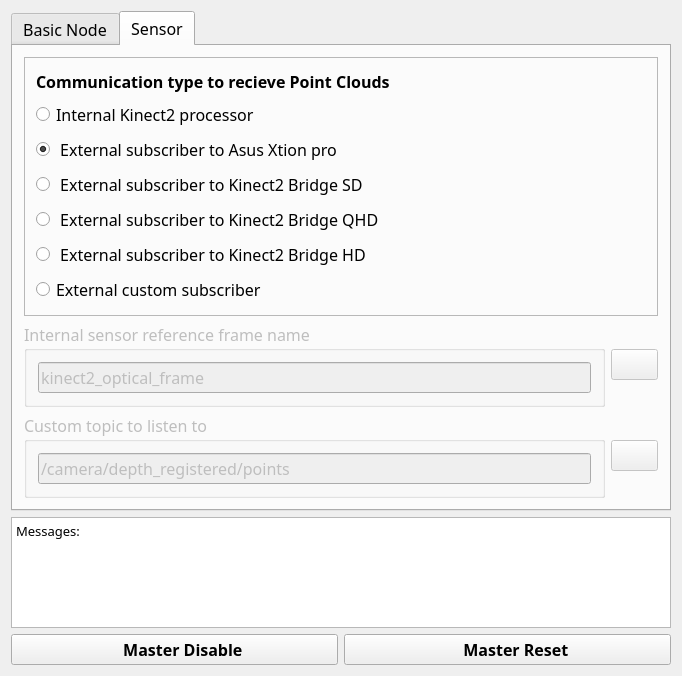
Above: UI/gui/mainwindow.ui from Tabjones/pacman_vision before the change. Below: the same form after it.
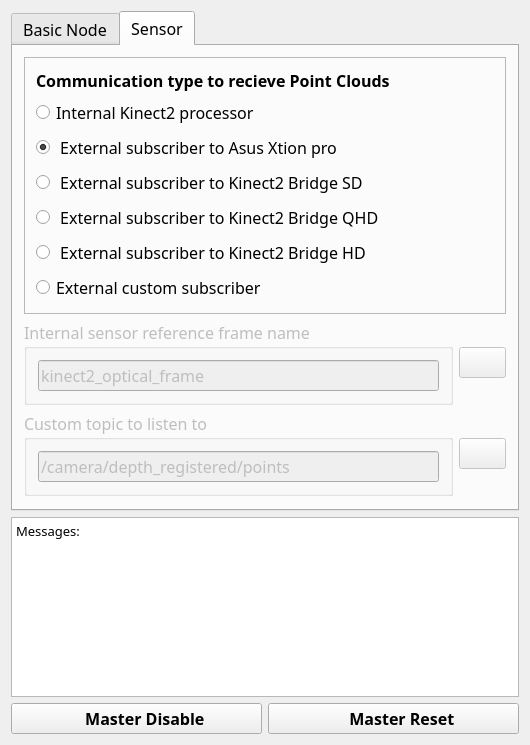
That is the form after the change. The open tabs and pages were chosen to show the change. Icons and pictures are not drawn.

```diff
--- a/UI/gui/mainwindow.ui
+++ b/UI/gui/mainwindow.ui
@@ -6,8 +6,8 @@
    <rect>
     <x>0</x>
     <y>0</y>
-    <width>682</width>
-    <height>676</height>
+    <width>526</width>
+    <height>745</height>
    </rect>
   </property>
   <property name="font">
@@ -1245,7 +1245,7 @@
         <item row="0" column="0" colspan="2">
          <widget class="QFrame" name="TypeF">
           <property name="sizePolicy">
-           <sizepolicy hsizetype="Expanding" vsizetype="Expanding">
+           <sizepolicy hsizetype="Expanding" vsizetype="Fixed">
             <horstretch>0</horstretch>
             <verstretch>0</verstretch>
            </sizepolicy>
```
Left out of the diff: 2 changed lines with no effect on the pictures.
